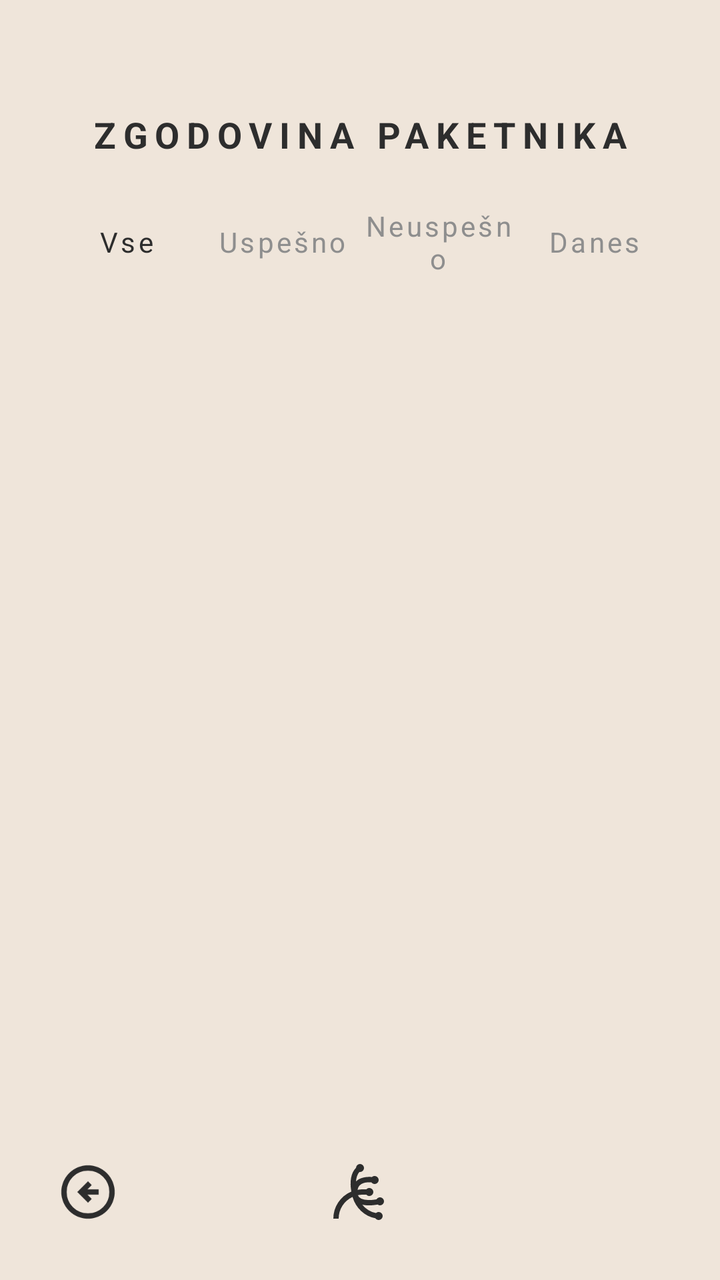
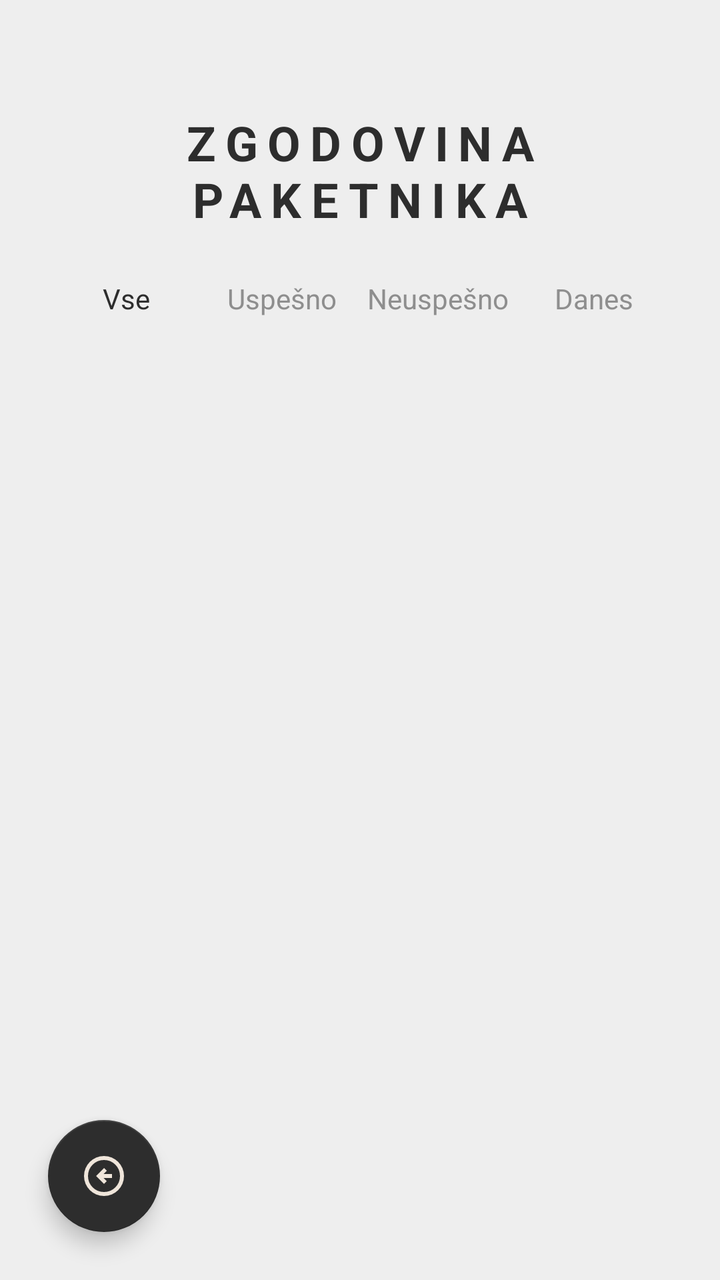

Before-and-after screenshots of an Android layout around one commit, followed by the original layout XML and the change that was made.
<!-- AndroidManifest.xml: application theme Theme.PametniPaketnik -->
<!-- res/layout/activity_history.xml -->
<?xml version="1.0" encoding="utf-8"?>
<androidx.constraintlayout.widget.ConstraintLayout xmlns:android="http://schemas.android.com/apk/res/android"
    xmlns:app="http://schemas.android.com/apk/res-auto"
    xmlns:tools="http://schemas.android.com/tools"
    android:id="@+id/main"
    android:layout_width="match_parent"
    android:layout_height="match_parent"
    android:background="@color/background"
    tools:context=".HistoryActivity">

    <LinearLayout
        android:layout_width="match_parent"
        android:layout_height="wrap_content"
        android:orientation="vertical"
        android:background="@color/background"
        android:paddingStart="24dp"
        android:paddingEnd="24dp"
        android:paddingTop="55dp">

        <TextView
            android:text="@string/zgodovina_paketnika"
            android:layout_width="match_parent"
            android:layout_height="wrap_content"
            android:textAlignment="center"
            android:textColor="@color/history_text_primary"
            android:textStyle="bold"
            android:letterSpacing="0.2"
            android:textSize="18sp" />

        <LinearLayout
            android:layout_width="match_parent"
            android:layout_height="wrap_content"
            android:orientation="horizontal"
            android:gravity="center"
            android:layout_marginTop="24dp"
            android:layout_marginBottom="22dp" >

            <TextView
                android:id="@+id/tabVse"
                android:text="@string/vse"
                android:layout_width="0dp"
                android:layout_weight="1"
                android:letterSpacing="0.1"
                android:layout_height="wrap_content"
                android:textColor="@color/history_text_primary"
                android:gravity="center" />

            <TextView
                android:id="@+id/tabUspesno"
                android:text="@string/uspesno"
                android:layout_width="0dp"
                android:layout_weight="1"
                android:letterSpacing="0.1"
                android:layout_height="wrap_content"
                android:textColor="@color/history_text_secondary"
                android:gravity="center" />

            <TextView
                android:id="@+id/tabNeuspesno"
                android:text="@string/neuspesno"
                android:layout_width="0dp"
                android:layout_weight="1"
                android:letterSpacing="0.1"
                android:layout_height="wrap_content"
                android:textColor="@color/history_text_secondary"
                android:gravity="center" />

            <TextView
                android:id="@+id/tabDanes"
                android:text="@string/danes"
                android:layout_width="0dp"
                android:layout_weight="1"
                android:letterSpacing="0.1"
                android:layout_height="wrap_content"
                android:textColor="@color/history_text_secondary"
                android:gravity="center" />
        </LinearLayout>

        <androidx.recyclerview.widget.RecyclerView
            android:id="@+id/recyclerViewHistory"
            android:layout_width="match_parent"
            android:layout_height="match_parent"
            />
    </LinearLayout>

    <ImageButton
        android:id="@+id/btnHome"
        android:layout_width="56dp"
        android:layout_height="56dp"
        android:layout_marginBottom="16dp"
        android:background="?attr/selectableItemBackgroundBorderless"
        android:contentDescription="@string/domov"
        android:padding="12dp"
        android:scaleType="fitCenter"
        android:src="@drawable/ic_home_black"
        app:layout_constraintBottom_toBottomOf="parent"
        app:layout_constraintStart_toStartOf="parent"
        app:layout_constraintEnd_toEndOf="parent"
        app:tint="@color/history_text_primary" />

    <ImageButton
        android:id="@+id/btnBack"
        android:layout_width="56dp"
        android:layout_height="56dp"
        android:layout_marginStart="16dp"
        android:layout_marginBottom="16dp"
        android:background="?attr/selectableItemBackgroundBorderless"
        android:contentDescription="@string/nazaj"
        android:padding="12dp"
        android:scaleType="fitCenter"
        android:src="@drawable/ic_back_black"
        app:layout_constraintBottom_toBottomOf="parent"
        app:layout_constraintStart_toStartOf="parent"
        app:tint="@color/history_text_primary" />
</androidx.constraintlayout.widget.ConstraintLayout>
<!-- resources referenced by this layout -->
<resources>
  <color name="background">#EFE5DA</color>
  <color name="history_text_primary">#2D2D2D</color>
  <color name="history_text_secondary">#8E8E8E</color>
  <!-- drawable ic_back_black (drawable) -->
  <vector xmlns:android="http://schemas.android.com/apk/res/android" android:autoMirrored="true" android:height="24dp" android:tint="#000000" android:viewportHeight="960" android:viewportWidth="960" android:width="24dp">
        
      <path android:fillColor="@android:color/white" android:pathData="M480,640L536,584L472,520L640,520L640,440L472,440L536,376L480,320L320,480L480,640ZM480,880Q397,880 324,848.5Q251,817 197,763Q143,709 111.5,636Q80,563 80,480Q80,397 111.5,324Q143,251 197,197Q251,143 324,111.5Q397,80 480,80Q563,80 636,111.5Q709,143 763,197Q817,251 848.5,324Q880,397 880,480Q880,563 848.5,636Q817,709 763,763Q709,817 636,848.5Q563,880 480,880ZM480,800Q614,800 707,707Q800,614 800,480Q800,346 707,253Q614,160 480,160Q346,160 253,253Q160,346 160,480Q160,614 253,707Q346,800 480,800ZM480,480Q480,480 480,480Q480,480 480,480Q480,480 480,480Q480,480 480,480Q480,480 480,480Q480,480 480,480Q480,480 480,480Q480,480 480,480Z"/>
      
  </vector>
  <!-- drawable ic_home_black (drawable) -->
  <vector xmlns:android="http://schemas.android.com/apk/res/android" android:height="24dp" android:tint="#000000" android:viewportHeight="960" android:viewportWidth="960" android:width="24dp">
        
      <path android:fillColor="@android:color/white" android:pathData="M760,900Q745,900 732,893Q719,886 711,874Q590,852 497.5,766Q405,680 368,554Q272,599 216,686.5Q160,774 160,880L80,880Q80,746 153.5,636Q227,526 350,474Q329,359 346.5,266.5Q364,174 420,117Q420,117 420,117Q420,117 420,117Q422,93 439,76.5Q456,60 480,60Q505,60 522.5,77.5Q540,95 540,120Q540,145 522.5,162.5Q505,180 480,180Q478,180 476,180Q474,180 471,179Q449,204 436,240.5Q423,277 419,322Q439,302 465.5,287.5Q492,273 524,265Q554,257 588.5,254.5Q623,252 661,255Q669,247 679,243.5Q689,240 700,240Q725,240 742.5,257.5Q760,275 760,300Q760,325 742.5,342.5Q725,360 700,360Q686,360 672.5,353.5Q659,347 651,335Q618,333 587.5,335.5Q557,338 533,346Q494,359 471.5,384Q449,409 443,448Q471,443 490.5,441.5Q510,440 576,440Q584,430 595.5,425Q607,420 620,420Q645,420 662.5,437.5Q680,455 680,480Q680,505 662.5,522.5Q645,540 620,540Q607,540 595.5,535Q584,530 576,520Q513,520 493,521.5Q473,523 448,528Q461,562 499,580Q537,598 598,600Q627,602 660.5,599Q694,596 728,590Q736,576 750,568Q764,560 780,560Q805,560 822.5,577.5Q840,595 840,620Q840,645 822.5,662.5Q805,680 780,680Q770,680 761.5,677Q753,674 745,668Q711,674 678.5,677.5Q646,681 617,681Q588,681 562,678Q536,675 513,669Q551,718 605.5,751.5Q660,785 720,796Q728,788 738.5,784Q749,780 760,780Q785,780 802.5,797.5Q820,815 820,840Q820,865 802.5,882.5Q785,900 760,900Z"/>
      
  </vector>
  <string name="danes">Danes</string>
  <string name="domov">Domov</string>
  <string name="nazaj">Nazaj</string>
  <string name="neuspesno">Neuspešno</string>
  <string name="uspesno">Uspešno</string>
  <string name="vse">Vse</string>
  <string name="zgodovina_paketnika">ZGODOVINA PAKETNIKA</string>
  <style name="Theme.PametniPaketnik" parent="Base.Theme.PametniPaketnik" />
  <style name="Base.Theme.PametniPaketnik" parent="Theme.MaterialComponents.Light.NoActionBar">
          <item name="colorPrimary">@color/history_text_primary</item>
          <item name="android:statusBarColor">@color/background</item>
          <item name="android:windowLightStatusBar">true</item> </style>
</resources>

<!-- the commit's change to res/layout/activity_history.xml (unified diff, before → after) -->
@@ -5,14 +5,14 @@
     android:id="@+id/main"
     android:layout_width="match_parent"
     android:layout_height="match_parent"
-    android:background="@color/background"
+    android:background="@color/home_page_background"
     tools:context=".HistoryActivity">
 
     <LinearLayout
+        android:id="@+id/historyLayout"
         android:layout_width="match_parent"
         android:layout_height="wrap_content"
         android:orientation="vertical"
-        android:background="@color/background"
         android:paddingStart="24dp"
         android:paddingEnd="24dp"
         android:paddingTop="55dp">
@@ -25,7 +25,7 @@
             android:textColor="@color/history_text_primary"
             android:textStyle="bold"
             android:letterSpacing="0.2"
-            android:textSize="18sp" />
+            android:textSize="24sp" />
 
         <LinearLayout
             android:layout_width="match_parent"
@@ -40,7 +40,6 @@
                 android:text="@string/vse"
                 android:layout_width="0dp"
                 android:layout_weight="1"
-                android:letterSpacing="0.1"
                 android:layout_height="wrap_content"
                 android:textColor="@color/history_text_primary"
                 android:gravity="center" />
@@ -50,7 +49,6 @@
                 android:text="@string/uspesno"
                 android:layout_width="0dp"
                 android:layout_weight="1"
-                android:letterSpacing="0.1"
                 android:layout_height="wrap_content"
                 android:textColor="@color/history_text_secondary"
                 android:gravity="center" />
@@ -60,7 +58,6 @@
                 android:text="@string/neuspesno"
                 android:layout_width="0dp"
                 android:layout_weight="1"
-                android:letterSpacing="0.1"
                 android:layout_height="wrap_content"
                 android:textColor="@color/history_text_secondary"
                 android:gravity="center" />
@@ -70,46 +67,37 @@
                 android:text="@string/danes"
                 android:layout_width="0dp"
                 android:layout_weight="1"
-                android:letterSpacing="0.1"
                 android:layout_height="wrap_content"
                 android:textColor="@color/history_text_secondary"
                 android:gravity="center" />
         </LinearLayout>
-
-        <androidx.recyclerview.widget.RecyclerView
-            android:id="@+id/recyclerViewHistory"
-            android:layout_width="match_parent"
-            android:layout_height="match_parent"
-            />
     </LinearLayout>
 
-    <ImageButton
-        android:id="@+id/btnHome"
-        android:layout_width="56dp"
-        android:layout_height="56dp"
+    <androidx.recyclerview.widget.RecyclerView
+        android:id="@+id/recyclerViewHistory"
+        android:layout_width="0dp"
+        android:layout_height="0dp"
+        android:layout_marginTop="16dp"
         android:layout_marginBottom="16dp"
-        android:background="?attr/selectableItemBackgroundBorderless"
-        android:contentDescription="@string/domov"
-        android:padding="12dp"
-        android:scaleType="fitCenter"
-        android:src="@drawable/ic_home_black"
+        android:layout_marginStart="20dp"
+        android:layout_marginEnd="20dp"
+        android:scrollbars="vertical"
+        app:layoutManager="androidx.recyclerview.widget.LinearLayoutManager"
+        app:layout_constraintTop_toBottomOf="@+id/historyLayout"
+        app:layout_constraintBottom_toTopOf="@+id/btnBack"
+        app:layout_constraintStart_toStartOf="parent"
+        app:layout_constraintEnd_toEndOf="parent" />
+
+    <com.google.android.material.floatingactionbutton.FloatingActionButton
+        android:id="@+id/btnBack"
+        android:layout_width="wrap_content"
+        android:layout_height="wrap_content"
+        android:layout_marginStart="24dp"
+        android:layout_marginBottom="24dp"
+        android:src="@drawable/ic_back_black"
+        app:tint="@color/background"
+        app:backgroundTint="@color/history_text_primary"
         app:layout_constraintBottom_toBottomOf="parent"
         app:layout_constraintStart_toStartOf="parent"
-        app:layout_constraintEnd_toEndOf="parent"
-        app:tint="@color/history_text_primary" />
-
-    <ImageButton
-        android:id="@+id/btnBack"
-        android:layout_width="56dp"
-        android:layout_height="56dp"
-        android:layout_marginStart="16dp"
-        android:layout_marginBottom="16dp"
-        android:background="?attr/selectableItemBackgroundBorderless"
-        android:contentDescription="@string/nazaj"
-        android:padding="12dp"
-        android:scaleType="fitCenter"
-        android:src="@drawable/ic_back_black"
-        app:layout_constraintBottom_toBottomOf="parent"
-        app:layout_constraintStart_toStartOf="parent"
-        app:tint="@color/history_text_primary" />
+        app:fabSize="normal" />
 </androidx.constraintlayout.widget.ConstraintLayout>
<!-- resource entries referenced after the edit -->
@@ -3,21 +3,14 @@
   <color name="background">#EFE5DA</color>
   <color name="history_text_primary">#2D2D2D</color>
   <color name="history_text_secondary">#8E8E8E</color>
+  <color name="home_page_background">#EEEEEE</color>
   <!-- drawable ic_back_black (drawable) -->
   <vector xmlns:android="http://schemas.android.com/apk/res/android" android:autoMirrored="true" android:height="24dp" android:tint="#000000" android:viewportHeight="960" android:viewportWidth="960" android:width="24dp">
         
       <path android:fillColor="@android:color/white" android:pathData="M480,640L536,584L472,520L640,520L640,440L472,440L536,376L480,320L320,480L480,640ZM480,880Q397,880 324,848.5Q251,817 197,763Q143,709 111.5,636Q80,563 80,480Q80,397 111.5,324Q143,251 197,197Q251,143 324,111.5Q397,80 480,80Q563,80 636,111.5Q709,143 763,197Q817,251 848.5,324Q880,397 880,480Q880,563 848.5,636Q817,709 763,763Q709,817 636,848.5Q563,880 480,880ZM480,800Q614,800 707,707Q800,614 800,480Q800,346 707,253Q614,160 480,160Q346,160 253,253Q160,346 160,480Q160,614 253,707Q346,800 480,800ZM480,480Q480,480 480,480Q480,480 480,480Q480,480 480,480Q480,480 480,480Q480,480 480,480Q480,480 480,480Q480,480 480,480Q480,480 480,480Z"/>
       
   </vector>
-  <!-- drawable ic_home_black (drawable) -->
-  <vector xmlns:android="http://schemas.android.com/apk/res/android" android:height="24dp" android:tint="#000000" android:viewportHeight="960" android:viewportWidth="960" android:width="24dp">
-        
-      <path android:fillColor="@android:color/white" android:pathData="M760,900Q745,900 732,893Q719,886 711,874Q590,852 497.5,766Q405,680 368,554Q272,599 216,686.5Q160,774 160,880L80,880Q80,746 153.5,636Q227,526 350,474Q329,359 346.5,266.5Q364,174 420,117Q420,117 420,117Q420,117 420,117Q422,93 439,76.5Q456,60 480,60Q505,60 522.5,77.5Q540,95 540,120Q540,145 522.5,162.5Q505,180 480,180Q478,180 476,180Q474,180 471,179Q449,204 436,240.5Q423,277 419,322Q439,302 465.5,287.5Q492,273 524,265Q554,257 588.5,254.5Q623,252 661,255Q669,247 679,243.5Q689,240 700,240Q725,240 742.5,257.5Q760,275 760,300Q760,325 742.5,342.5Q725,360 700,360Q686,360 672.5,353.5Q659,347 651,335Q618,333 587.5,335.5Q557,338 533,346Q494,359 471.5,384Q449,409 443,448Q471,443 490.5,441.5Q510,440 576,440Q584,430 595.5,425Q607,420 620,420Q645,420 662.5,437.5Q680,455 680,480Q680,505 662.5,522.5Q645,540 620,540Q607,540 595.5,535Q584,530 576,520Q513,520 493,521.5Q473,523 448,528Q461,562 499,580Q537,598 598,600Q627,602 660.5,599Q694,596 728,590Q736,576 750,568Q764,560 780,560Q805,560 822.5,577.5Q840,595 840,620Q840,645 822.5,662.5Q805,680 780,680Q770,680 761.5,677Q753,674 745,668Q711,674 678.5,677.5Q646,681 617,681Q588,681 562,678Q536,675 513,669Q551,718 605.5,751.5Q660,785 720,796Q728,788 738.5,784Q749,780 760,780Q785,780 802.5,797.5Q820,815 820,840Q820,865 802.5,882.5Q785,900 760,900Z"/>
-      
-  </vector>
   <string name="danes">Danes</string>
-  <string name="domov">Domov</string>
-  <string name="nazaj">Nazaj</string>
   <string name="neuspesno">Neuspešno</string>
   <string name="uspesno">Uspešno</string>
   <string name="vse">Vse</string>
